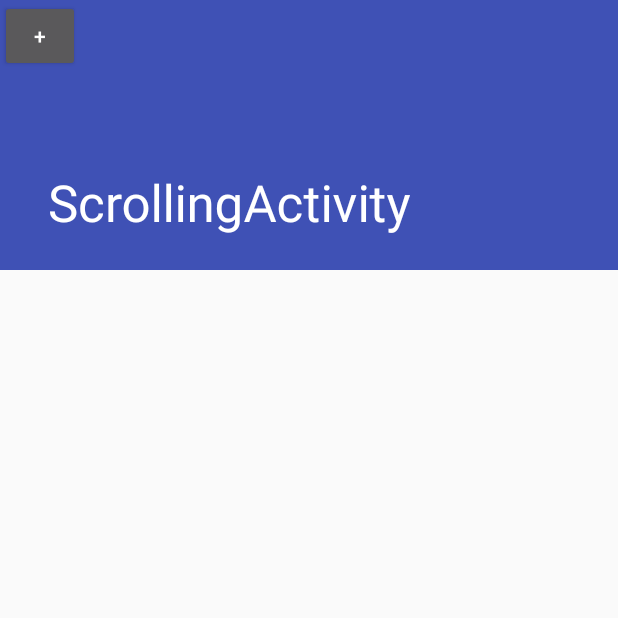
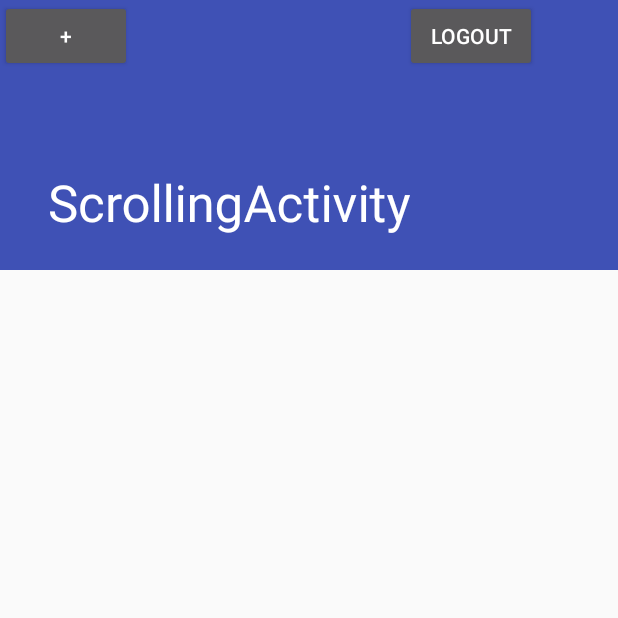
Before and after one commit to kcamp34/CPEN321-iNeed-KAT, an Android app: the ScrollingActivity screen opened directly, with no data from a screen before it, on a phone screen of 412 x 824 dp, the top half of it. Run offline under Robolectric (Android 15) with nearby library versions, the phone set to English and light mode, and no system bars; our stand-ins replace Firebase (no records; nobody signed in at launch, a user with empty details on screens opened directly); libraries missing offline, so code that uses them is left out: com.facebook, com.facebook.login.

Commit message:
Added logout button

```diff
--- a/app/src/main/java/com/kat/cpen321_ineed/ScrollingActivity.java
+++ b/app/src/main/java/com/kat/cpen321_ineed/ScrollingActivity.java
@@ -14,6 +14,8 @@ import android.widget.Button;
 import android.widget.LinearLayout;
 import android.widget.TextView;
 
+import com.facebook.FacebookSdk;
+import com.facebook.login.LoginManager;
 import com.google.android.gms.tasks.OnCompleteListener;
 import com.google.android.gms.tasks.Task;
 import com.google.firebase.firestore.DocumentSnapshot;
@@ -54,6 +56,7 @@ public class ScrollingActivity extends AppCompatActivity {
         setContentView(R.layout.activity_scrolling);
         showAllPosts();
         this.addButtonClick();
+        this.addLogoutClick();
         Toolbar toolbar = (Toolbar) findViewById(R.id.toolbar);
         setSupportActionBar(toolbar);
     }
@@ -66,10 +69,22 @@ public class ScrollingActivity extends AppCompatActivity {
         newPostButton.setOnClickListener(new View.OnClickListener() {
             @Override
             public void onClick(View v) {
-               Intent newPostIntent = new Intent(ScrollingActivity.this, NewPostActivity.class);
+                Intent newPostIntent = new Intent(ScrollingActivity.this, NewPostActivity.class);
                 startActivity(newPostIntent);
             }
         });
     }
 
+    private void addLogoutClick() {
+        Button logoutButton = (Button) findViewById(R.id.logoutButton);
+        logoutButton.setOnClickListener(new View.OnClickListener() {
+            @Override
+            public void onClick(View v) {
+                Intent loginIntent = new Intent(ScrollingActivity.this, LoginActivity.class);
+                LoginManager.getInstance().logOut();
+                startActivity(loginIntent);
+            }
+        });
+    }
+
 }
--- a/app/src/main/res/layout/activity_scrolling.xml
+++ b/app/src/main/res/layout/activity_scrolling.xml
@@ -24,9 +24,16 @@
 
             <Button
                 android:id="@+id/addPostButton"
-                android:layout_width="53dp"
+                android:layout_width="wrap_content"
                 android:layout_height="wrap_content"
                 android:text="+" />
+
+            <Button
+                android:id="@+id/logoutButton"
+                android:layout_width="wrap_content"
+                android:layout_height="wrap_content"
+                android:layout_marginLeft="270dp"
+                android:text="Logout" />
 
             <android.support.v7.widget.Toolbar
                 android:id="@+id/toolbar"
```
Also changed, not shown: app/src/main/res/layout/content_scrolling.xml (line endings or trailing spaces).
